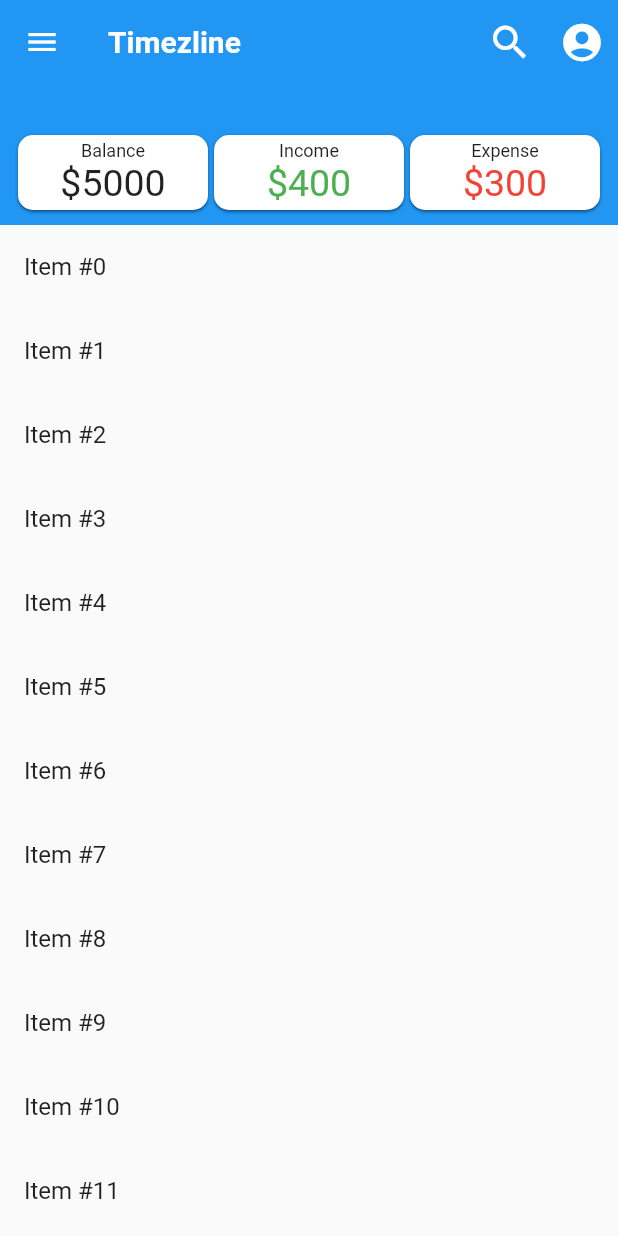
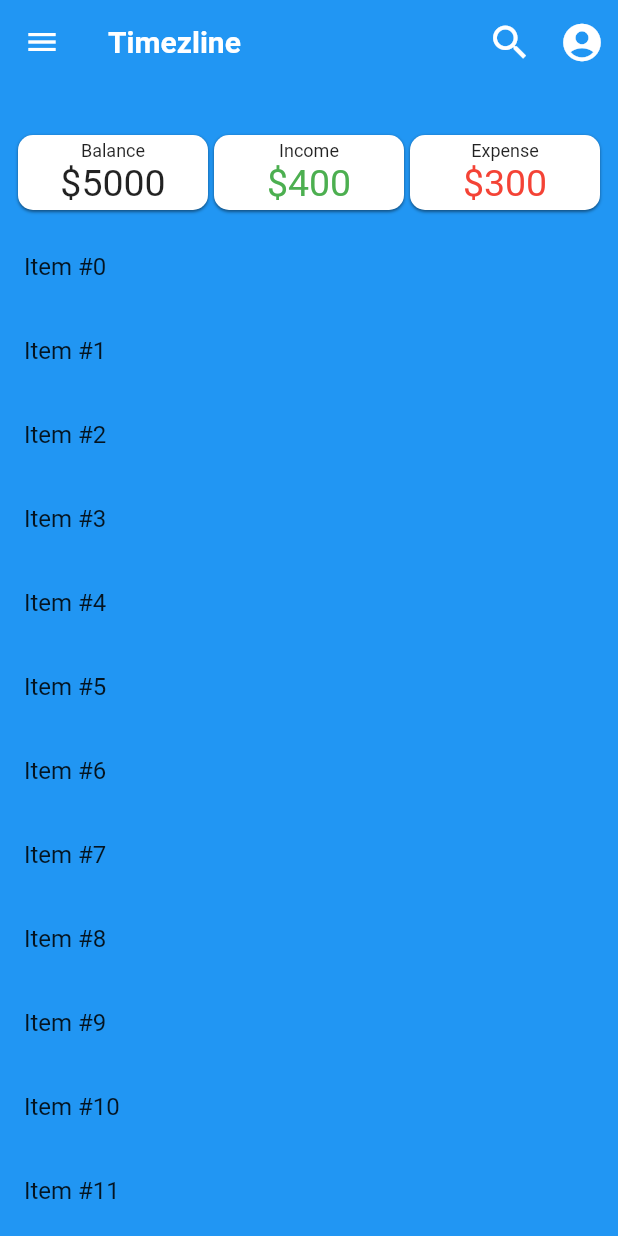
Before and after one commit to jashgopani/PijjybankV2, a Flutter app: the screen it shows after launch, after a tap on "Sign in with Google", on a phone screen of 412 x 824 dp. Run offline on Flutter 3.47's test engine with Material 2 defaults, Android fonts, the phone set to English and light mode, and no system bars.

Commit message:
New Timeline with SLiverAppBar

```diff
--- a/lib/screens/login.dart
+++ b/lib/screens/login.dart
@@ -1,6 +1,5 @@
 import 'package:flutter/material.dart';
 import 'timeline.dart';
-import 'trial.dart';
 class Login extends StatelessWidget {
   @override
   Widget build(BuildContext context) {
@@ -50,7 +49,7 @@ class Login extends StatelessWidget {
                   ),
                   onPressed: () {
                     Navigator.push(context, MaterialPageRoute(builder: (context){
-                      return Trial();
+                      return Timeline();
                     }));
                   },
                 ),
--- a/lib/screens/timeline.dart
+++ b/lib/screens/timeline.dart
@@ -10,40 +10,54 @@ class _TimelineState extends State<Timeline> {
   Widget build(BuildContext context) {
     return MaterialApp(
       debugShowCheckedModeBanner: false,
-      title: "Timeline",
       home: Scaffold(
-        appBar: AppBar(
+        backgroundColor: Colors.blue,
+        body: CustomScrollView(
+          slivers: <Widget>[
+            SliverAppBar(
+              pinned: true,
+              floating: true,
               title: Text(
-            "Timeline",
+                "Timezline",
                 style: TextStyle(
-              color: Colors.black,
                   fontWeight: FontWeight.w700,
                 ),
               ),
               actions: <Widget>[
                 IconButton(
+                  icon: Icon(Icons.search),
+                  iconSize: 30.0,
+                  onPressed: () {
+                    debugPrint("Search Icon CLicked");
+                  },
+                ),
+                IconButton(
                   icon: Icon(Icons.account_circle),
                   iconSize: 30.0,
-              color: Colors.black,
                   onPressed: () {
                     debugPrint("Account Icon CLicked");
                   },
                 ),
               ],
-          elevation: 0.0,
               leading: Icon(
                 Icons.menu,
-            color: Colors.black,
               ),
-          backgroundColor: Colors.white,
+              expandedHeight: 150.0,
+              backgroundColor: Colors.blue,
+              flexibleSpace: FlexibleSpaceBar(
+                collapseMode: CollapseMode.parallax,
+                background: Container(
+                    alignment: Alignment.center,
+                    margin: EdgeInsets.only(top: 80.0),
+                    child: BudgetOverview()),
               ),
-        body: Container(
-          color: Colors.white,
-          child: Column(
-            children: <Widget>[
-              BudgetOverview(),
+            ),
+            SliverList(
+                delegate: SliverChildBuilderDelegate(
+                    (context, index) => ListTile(title: Text('Item #$index')),
+                    // Builds 1000 ListTiles
+                    childCount: 1000))
           ],
-          ),
         ),
       ),
     );
@@ -56,35 +70,41 @@ class BudgetOverview extends StatefulWidget {
 }
 
 class _BudgetOverviewState extends State<BudgetOverview> {
+  double _sqmargin = 2;
+
   @override
   Widget build(BuildContext context) {
-    return Column(
-      children: <Widget>[
-        Container(//Budget Wala Section
+    return Container(
+      //Budget Wala Section
       alignment: Alignment.center,
       padding: EdgeInsets.all(10.0),
       child: Row(
         mainAxisAlignment: MainAxisAlignment.spaceEvenly,
         crossAxisAlignment: CrossAxisAlignment.center,
         children: <Widget>[
-              Container(
-                padding: EdgeInsets.symmetric(vertical:5.0,horizontal: 25.0),
+          Expanded(
+            child: Container(
+              margin: EdgeInsets.symmetric(horizontal: _sqmargin),
               decoration: BoxDecoration(
                 shape: BoxShape.rectangle,
-                  color: Colors.black,
-                  border: Border.all(),
+                color: Colors.white,
                 borderRadius: BorderRadius.circular(10.0),
+                boxShadow: [
+                  new BoxShadow(
+                      color: Colors.black45,
+                      offset: new Offset(0.0, 1.0),
+                      blurRadius: 1.0)
+                ],
               ),
               child: Column(
                 children: <Widget>[
                   Text(
                     "Balance",
-                      style: TextStyle(color: Colors.white, fontSize: 15.0),
+                    style: TextStyle(fontSize: 12.0),
                   ),
                   Text(
                     "\$5000",
                     style: TextStyle(
-                        color: Colors.white,
                       fontSize: 25.0,
                     ),
                   )
@@ -92,62 +112,83 @@ class _BudgetOverviewState extends State<BudgetOverview> {
                 mainAxisAlignment: MainAxisAlignment.center,
               ),
             ),
-              Container(
+          ),
+          Expanded(
+            child: Container(
               alignment: Alignment.center,
-                padding: EdgeInsets.symmetric(vertical:5.0,horizontal: 25.0),
+              margin: EdgeInsets.symmetric(horizontal: _sqmargin),
               decoration: BoxDecoration(
                 shape: BoxShape.rectangle,
-                    color: Colors.green,
-                    border: Border.all(
-                      color: Colors.green,
+                color: Colors.white,
+                borderRadius: BorderRadius.circular(10.0),
+                boxShadow: [
+                  new BoxShadow(
+                      color: Colors.black45,
+                      offset: new Offset(0.0, 1.0),
+                      blurRadius: 1.0)
+                ],
               ),
-                    borderRadius: BorderRadius.circular(10.0)),
               child: Column(
+                mainAxisAlignment: MainAxisAlignment.center,
+                crossAxisAlignment: CrossAxisAlignment.center,
                 children: <Widget>[
                   Text(
                     "Income",
                     style: TextStyle(
-                        color: Colors.white,
-                        fontSize: 15.0,
+//                        color: Colors.white,
+                      fontSize: 12.0,
                     ),
                   ),
                   Text(
                     "\$400",
                     style: TextStyle(
-                        color: Colors.white,
+                      color: Colors.green,
                       fontSize: 25.0,
                     ),
                   ),
                 ],
               ),
             ),
-              Container(
+          ),
+          Expanded(
+            child: Container(
+              margin: EdgeInsets.symmetric(horizontal: _sqmargin),
               alignment: Alignment.center,
-                padding: EdgeInsets.symmetric(vertical:5.0,horizontal: 25.0),
               decoration: BoxDecoration(
-                    color: Colors.red,
+                color: Colors.white,
                 shape: BoxShape.rectangle,
-                    border: Border.all(
-                      color: Colors.red,
+                borderRadius: BorderRadius.circular(10.0),
+                boxShadow: [
+                  new BoxShadow(
+                      color: Colors.black45,
+                      offset: new Offset(0.0, 1.0),
+                      blurRadius: 1.0)
+                ],
               ),
-                    borderRadius: BorderRadius.circular(10.0)),
               child: Column(
+                mainAxisAlignment: MainAxisAlignment.center,
+                crossAxisAlignment: CrossAxisAlignment.center,
                 children: <Widget>[
                   Text(
                     "\Expense",
-                      style: TextStyle(fontSize: 15.0, color: Colors.white),
+                    style: TextStyle(
+                      fontSize: 12.0,
+                    ),
                   ),
                   Text(
                     "\$300",
-                      style: TextStyle(fontSize: 25.0, color: Colors.white),
+                    style: TextStyle(fontSize: 25.0, color: Colors.red),
                   ),
                 ],
               ),
             ),
+          ),
         ],
       ),
-        ),
-      ],
     );
   }
 }
+
+//temp
+
+//),
--- a/lib/screens/trial.dart
+++ /dev/null
@@ -1,193 +0,0 @@
-import 'package:flutter/material.dart';
-
-class Trial extends StatefulWidget {
-  @override
-  _TrialState createState() => _TrialState();
-}
-
-class _TrialState extends State<Trial> {
-  @override
-  Widget build(BuildContext context) {
-    return MaterialApp(
-      debugShowCheckedModeBanner: false,
-      home: Scaffold(
-        body: CustomScrollView(
-          slivers: <Widget>[
-            SliverAppBar(
-              pinned: true,
-              floating: true,
-              title: Text(
-                "Timezline",
-                style: TextStyle(
-                  fontWeight: FontWeight.w700,
-                ),
-              ),
-              actions: <Widget>[
-                IconButton(
-                  icon: Icon(Icons.search),
-                  iconSize: 30.0,
-                  onPressed: () {
-                    debugPrint("Search Icon CLicked");
-                  },
-                ),
-                IconButton(
-                  icon: Icon(Icons.account_circle),
-                  iconSize: 30.0,
-                  onPressed: () {
-                    debugPrint("Account Icon CLicked");
-                  },
-                ),
-              ],
-              leading: Icon(
-                Icons.menu,
-              ),
-              expandedHeight: 150.0,
-              backgroundColor: Colors.blue,
-              flexibleSpace: FlexibleSpaceBar(
-                collapseMode: CollapseMode.parallax,
-                background: Container(
-                    alignment: Alignment.center,
-                    margin: EdgeInsets.only(top: 80.0),
-                    child: BudgetOverview()),
-              ),
-            ),
-            SliverList(
-                delegate: SliverChildBuilderDelegate(
-                    (context, index) => ListTile(title: Text('Item #$index')),
-                    // Builds 1000 ListTiles
-                    childCount: 1000))
-          ],
-        ),
-      ),
-    );
-  }
-}
-
-class BudgetOverview extends StatefulWidget {
-  @override
-  _BudgetOverviewState createState() => _BudgetOverviewState();
-}
-
-class _BudgetOverviewState extends State<BudgetOverview> {
-  double _sqmargin = 2;
-
-  @override
-  Widget build(BuildContext context) {
-    return Container(
-      //Budget Wala Section
-      alignment: Alignment.center,
-      padding: EdgeInsets.all(10.0),
-      child: Row(
-        mainAxisAlignment: MainAxisAlignment.spaceEvenly,
-        crossAxisAlignment: CrossAxisAlignment.center,
-        children: <Widget>[
-          Expanded(
-            child: Container(
-              margin: EdgeInsets.symmetric(horizontal: _sqmargin),
-              decoration: BoxDecoration(
-                shape: BoxShape.rectangle,
-                color: Colors.white,
-                borderRadius: BorderRadius.circular(10.0),
-                boxShadow: [
-                  new BoxShadow(
-                      color: Colors.black45,
-                      offset: new Offset(0.0, 1.0),
-                      blurRadius: 1.0)
-                ],
-              ),
-              child: Column(
-                children: <Widget>[
-                  Text(
-                    "Balance",
-                    style: TextStyle(fontSize: 12.0),
-                  ),
-                  Text(
-                    "\$5000",
-                    style: TextStyle(
-                      fontSize: 25.0,
-                    ),
-                  )
-                ],
-                mainAxisAlignment: MainAxisAlignment.center,
-              ),
-            ),
-          ),
-          Expanded(
-            child: Container(
-              alignment: Alignment.center,
-              margin: EdgeInsets.symmetric(horizontal: _sqmargin),
-              decoration: BoxDecoration(
-                shape: BoxShape.rectangle,
-                color: Colors.white,
-                borderRadius: BorderRadius.circular(10.0),
-                boxShadow: [
-                  new BoxShadow(
-                      color: Colors.black45,
-                      offset: new Offset(0.0, 1.0),
-                      blurRadius: 1.0)
-                ],
-              ),
-              child: Column(
-                mainAxisAlignment: MainAxisAlignment.center,
-                crossAxisAlignment: CrossAxisAlignment.center,
-                children: <Widget>[
-                  Text(
-                    "Income",
-                    style: TextStyle(
-//                        color: Colors.white,
-                      fontSize: 12.0,
-                    ),
-                  ),
-                  Text(
-                    "\$400",
-                    style: TextStyle(
-                      color: Colors.green,
-                      fontSize: 25.0,
-                    ),
-                  ),
-                ],
-              ),
-            ),
-          ),
-          Expanded(
-            child: Container(
-              margin: EdgeInsets.symmetric(horizontal: _sqmargin),
-              alignment: Alignment.center,
-              decoration: BoxDecoration(
-                color: Colors.white,
-                shape: BoxShape.rectangle,
-                borderRadius: BorderRadius.circular(10.0),
-                boxShadow: [
-                  new BoxShadow(
-                      color: Colors.black45,
-                      offset: new Offset(0.0, 1.0),
-                      blurRadius: 1.0)
-                ],
-              ),
-              child: Column(
-                mainAxisAlignment: MainAxisAlignment.center,
-                crossAxisAlignment: CrossAxisAlignment.center,
-                children: <Widget>[
-                  Text(
-                    "\Expense",
-                    style: TextStyle(
-                      fontSize: 12.0,
-                    ),
-                  ),
-                  Text(
-                    "\$300",
-                    style: TextStyle(fontSize: 25.0, color: Colors.red),
-                  ),
-                ],
-              ),
-            ),
-          ),
-        ],
-      ),
-    );
-  }
-}
-
-//temp
-
-//),
```
Lines whose indentation alone changed are shown as unchanged.
